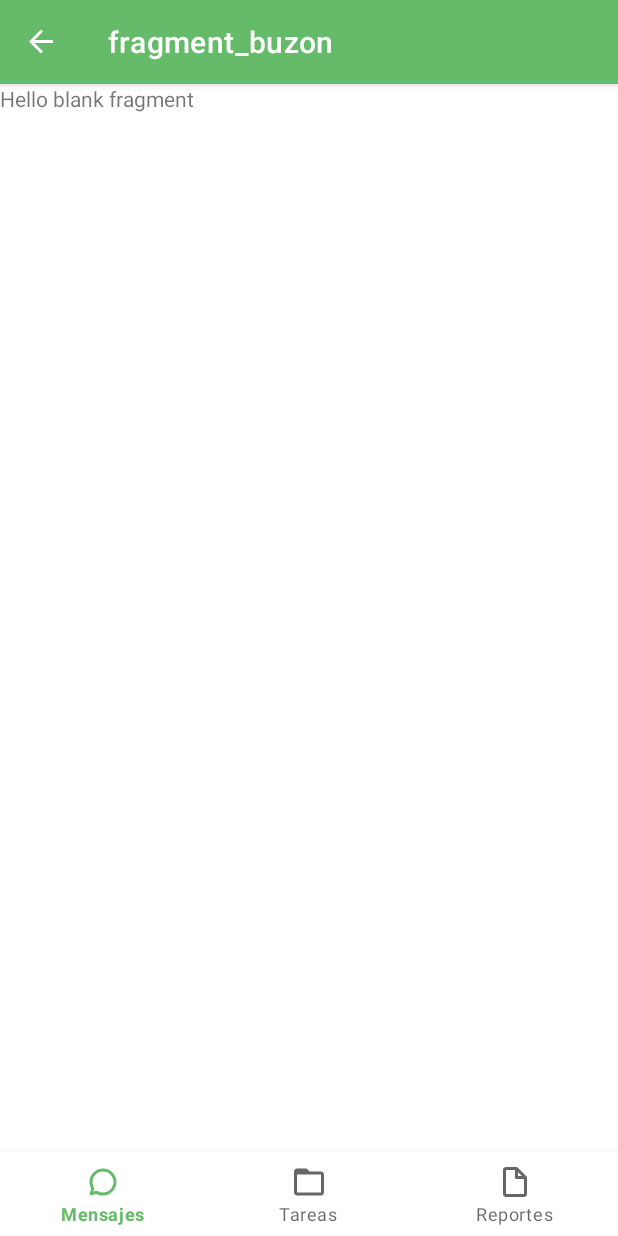
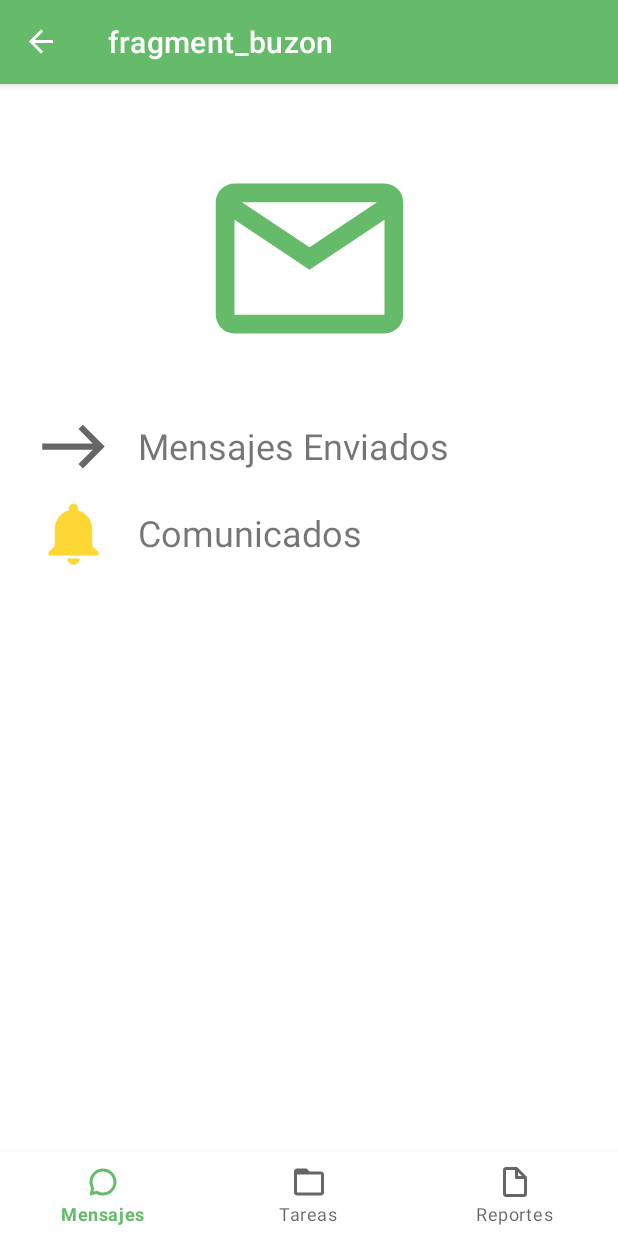
Before and after one commit to FridaRojas/SemilleroEKT, an Android app: the BuzonFragment screen opened through its navigation route, on a phone screen of 412 x 824 dp. Run offline under Robolectric (Android 15) with nearby library versions, the phone set to English and light mode, and no system bars; our stand-ins replace navigation-ui; network calls fail; 1 statement that could not run was skipped.

Commit message:
Pantallas de buzon v1

```diff
--- a/Android/app/src/main/java/com/example/agileus/ui/modulomensajeria/listacontactos/HomeFragment.kt
+++ b/Android/app/src/main/java/com/example/agileus/ui/modulomensajeria/listacontactos/HomeFragment.kt
@@ -17,6 +17,7 @@ class HomeFragment : Fragment() {
 
     // This property is only valid between onCreateView and
     // onDestroyView.
+
     private val binding get() = _binding!!
 
     override fun onCreateView(
@@ -27,8 +28,6 @@ class HomeFragment : Fragment() {
         homeViewModel =
             ViewModelProvider(this).get(HomeViewModel::class.java)
 
-
-
         _binding = FragmentHomeBinding.inflate(inflater, container, false)
         val root: View = binding.root
 
@@ -38,7 +37,6 @@ class HomeFragment : Fragment() {
 
     override fun onViewCreated(view: View, savedInstanceState: Bundle?) {
         super.onViewCreated(view, savedInstanceState)
-
 
         homeViewModel.devuelveLista()
 
--- a/Android/app/src/main/java/com/example/agileus/ui/modulomensajeria/listacontactos/HomeViewModel.kt
+++ b/Android/app/src/main/java/com/example/agileus/ui/modulomensajeria/listacontactos/HomeViewModel.kt
@@ -1,9 +1,11 @@
 package com.example.agileus.ui.modulomensajeria.listacontactos
 
 import android.util.Log
+
 import androidx.lifecycle.LiveData
 import androidx.lifecycle.MutableLiveData
 import androidx.lifecycle.ViewModel
+import androidx.lifecycle.viewModelScope
 
 import com.example.agileus.adapters.ConversationAdapter
 import com.example.agileus.models.Conversation
@@ -12,7 +14,6 @@ import com.example.agileus.webservices.dao.ConversationDao
 import kotlinx.coroutines.Dispatchers
 import kotlinx.coroutines.launch
 import kotlinx.coroutines.withContext
-import androidx.lifecycle.viewModelScope
 
 
 class HomeViewModel : ViewModel() {
--- a/Android/app/src/main/java/com/example/agileus/webservices/dao/ConversationDao.kt
+++ b/Android/app/src/main/java/com/example/agileus/webservices/dao/ConversationDao.kt
@@ -3,15 +3,12 @@ package com.example.agileus.webservices.dao
 
 import com.example.agileus.config.InitialApplication
 import com.example.agileus.models.Conversation
-//import com.example.agileus.models.Conversation
-import com.example.agileus.providers.ConversationProviderListener
 import retrofit2.Response
 
 
 class ConversationDao() {
 
         fun  recuperarPublicaciones(): ArrayList<Conversation> {
-
 
         val callRespuesta = InitialApplication.webServiceGlobal.getConversationOnetoOne()
         var ResponseDos:Response<ArrayList<Conversation>> = callRespuesta.execute()
--- /dev/null
+++ b/Android/app/src/main/res/drawable/com.xml
@@ -0,0 +1,9 @@
+<vector xmlns:android="http://schemas.android.com/apk/res/android"
+    android:width="24dp"
+    android:height="24dp"
+    android:viewportWidth="24.0"
+    android:viewportHeight="24.0">
+    <path
+        android:fillColor="#FDD835"
+        android:pathData="M12,22c1.1,0 2,-0.9 2,-2h-4c0,1.1 0.89,2 2,2zM18,16v-5c0,-3.07 -1.64,-5.64 -4.5,-6.32L13.5,4c0,-0.83 -0.67,-1.5 -1.5,-1.5s-1.5,0.67 -1.5,1.5v0.68C7.63,5.36 6,7.92 6,11v5l-2,2v1h16v-1l-2,-2z" />
+</vector>
--- /dev/null
+++ b/Android/app/src/main/res/drawable/ic_baseline_doorbell_24.xml
@@ -0,0 +1,5 @@
+<vector android:height="24dp" android:tint="#7A6E23"
+    android:viewportHeight="24" android:viewportWidth="24"
+    android:width="24dp" xmlns:android="http://schemas.android.com/apk/res/android">
+    <path android:fillColor="@android:color/white" android:pathData="M12,3L4,9v12h16V9L12,3zM12,17.5c-0.55,0 -1,-0.45 -1,-1h2C13,17.05 12.55,17.5 12,17.5zM16,16H8v-1h1v-2.34c0,-1.54 0.82,-2.82 2.25,-3.16V9.25c0,-0.41 0.34,-0.75 0.75,-0.75s0.75,0.34 0.75,0.75V9.5C14.19,9.84 15,11.12 15,12.66V15h1V16z"/>
+</vector>
--- /dev/null
+++ b/Android/app/src/main/res/drawable/ic_baseline_enviados.xml
@@ -0,0 +1,10 @@
+<vector xmlns:android="http://schemas.android.com/apk/res/android"
+    android:width="24dp"
+    android:height="24dp"
+    android:viewportWidth="24"
+    android:viewportHeight="24"
+    android:tint="?attr/colorControlNormal">
+  <path
+      android:fillColor="@android:color/white"
+      android:pathData="M15,5l-1.41,1.41L18.17,11H2V13h16.17l-4.59,4.59L15,19l7,-7L15,5z"/>
+</vector>
--- /dev/null
+++ b/Android/app/src/main/res/drawable/ic_baseline_mail_outline_24.xml
@@ -0,0 +1,5 @@
+<vector android:height="24dp" android:tint="#7A4123"
+    android:viewportHeight="24" android:viewportWidth="24"
+    android:width="24dp" xmlns:android="http://schemas.android.com/apk/res/android">
+    <path android:fillColor="@android:color/white" android:pathData="M20,4L4,4c-1.1,0 -1.99,0.9 -1.99,2L2,18c0,1.1 0.9,2 2,2h16c1.1,0 2,-0.9 2,-2L22,6c0,-1.1 -0.9,-2 -2,-2zM20,18L4,18L4,8l8,5 8,-5v10zM12,11L4,6h16l-8,5z"/>
+</vector>
--- a/Android/app/src/main/res/drawable/rounded_bg.xml
+++ b/Android/app/src/main/res/drawable/rounded_bg.xml
@@ -1,6 +1,6 @@
 <?xml version="1.0" encoding="utf-8"?>
 <shape xmlns:android="http://schemas.android.com/apk/res/android"
-    android:shape="rectangle" android:padding="10dp">
+    android:shape="rectangle" android:padding="10dp" >
 
     <corners
         android:radius="10dp"/>
--- a/Android/app/src/main/res/layout/fragment_buzon.xml
+++ b/Android/app/src/main/res/layout/fragment_buzon.xml
@@ -1,14 +1,82 @@
 <?xml version="1.0" encoding="utf-8"?>
-<FrameLayout xmlns:android="http://schemas.android.com/apk/res/android"
+<androidx.constraintlayout.widget.ConstraintLayout xmlns:android="http://schemas.android.com/apk/res/android"
     xmlns:tools="http://schemas.android.com/tools"
     android:layout_width="match_parent"
     android:layout_height="match_parent"
-    tools:context=".ui.modulomensajeriabuzon.b.BuzonFragment">
+    xmlns:app="http://schemas.android.com/apk/res-auto"
+    tools:context=".ui.modulomensajeriabuzon.b.BuzonFragment"
+    android:orientation="vertical"
+    android:padding="8dp"
+    android:layout_marginTop="8dp"
+    android:layout_marginStart="8dp"
+    android:layout_marginEnd="8dp"
+    android:id="@+id/buzon_header">
 
-    <!-- TODO: Update blank fragment layout -->
-    <TextView
+
+
+
+    <ImageView
+        android:id="@+id/logo"
+        app:layout_constraintTop_toTopOf="parent"
+        app:layout_constraintStart_toStartOf="parent"
+        app:layout_constraintEnd_toEndOf="parent"
+        android:layout_width="150dp"
+        android:layout_height="150dp"
+        android:layout_centerHorizontal="true"
+        android:layout_marginTop="25dp"
+        android:src="@drawable/iconobroadcast"/>
+
+
+    <LinearLayout
+        android:onClick="cambiar"
+        android:background="@drawable/rounded_bg"
+        android:id="@+id/mensajesenviados"
+        android:layout_marginTop="25dp"
+        app:layout_constraintTop_toBottomOf="@id/logo"
         android:layout_width="match_parent"
-        android:layout_height="match_parent"
-        android:text="@string/hello_blank_fragment" />
+        android:layout_height="wrap_content">
+        <ImageView
+            android:layout_marginStart="8dp"
+            android:layout_width="50dp"
+            android:layout_height="50dp"
+            android:layout_centerHorizontal="true"
+            android:src="@drawable/ic_baseline_enviados"/>
+        <TextView
+            android:layout_width="match_parent"
+            android:layout_height="match_parent"
+            android:layout_marginTop="8dp"
+            android:layout_marginBottom="8dp"
+            android:textSize="24dp"
+            android:text="   Mensajes Enviados"/>
+    </LinearLayout>
 
-</FrameLayout>
+    <LinearLayout
+        android:onClick="cambiar"
+        android:background="@drawable/rounded_bg"
+        android:id="@+id/mensajesrecibidos"
+        android:layout_marginTop="8dp"
+        app:layout_constraintTop_toBottomOf="@id/mensajesenviados"
+        android:layout_width="match_parent"
+        android:layout_height="wrap_content"
+        >
+        <ImageView
+
+            android:layout_marginStart="8dp"
+            android:layout_width="50dp"
+            android:layout_height="50dp"
+            android:layout_centerHorizontal="true"
+            android:src="@drawable/com"/>
+        <TextView
+            android:layout_width="match_parent"
+            android:layout_height="match_parent"
+            android:layout_marginTop="8dp"
+            android:layout_marginBottom="8dp"
+            android:textSize="24dp"
+            android:text="   Comunicados"
+            />
+
+
+    </LinearLayout>
+
+
+</androidx.constraintlayout.widget.ConstraintLayout>
--- a/Android/app/src/main/res/menu/bottom_nav_menu.xml
+++ b/Android/app/src/main/res/menu/bottom_nav_menu.xml
@@ -16,4 +16,5 @@
         android:icon="@drawable/iconoreportes"
         android:title="@string/title_reportes" />
 
+
 </menu>
--- a/Android/app/src/main/res/navigation/mobile_navigation.xml
+++ b/Android/app/src/main/res/navigation/mobile_navigation.xml
@@ -3,7 +3,7 @@
     xmlns:app="http://schemas.android.com/apk/res-auto"
     xmlns:tools="http://schemas.android.com/tools"
     android:id="@+id/mobile_navigation"
-    app:startDestination="@id/buzonDetallesFragment">
+    app:startDestination="@id/navigation_home">
 
     <fragment
         android:id="@+id/navigation_home"
```
Also changed, not shown: Android/app/src/main/java/com/example/agileus/providers/ProviderBuzon.kt (+4 -5 lines), Android/app/src/main/java/com/example/agileus/ui/HomeActivity.kt (+16 -1 lines).
